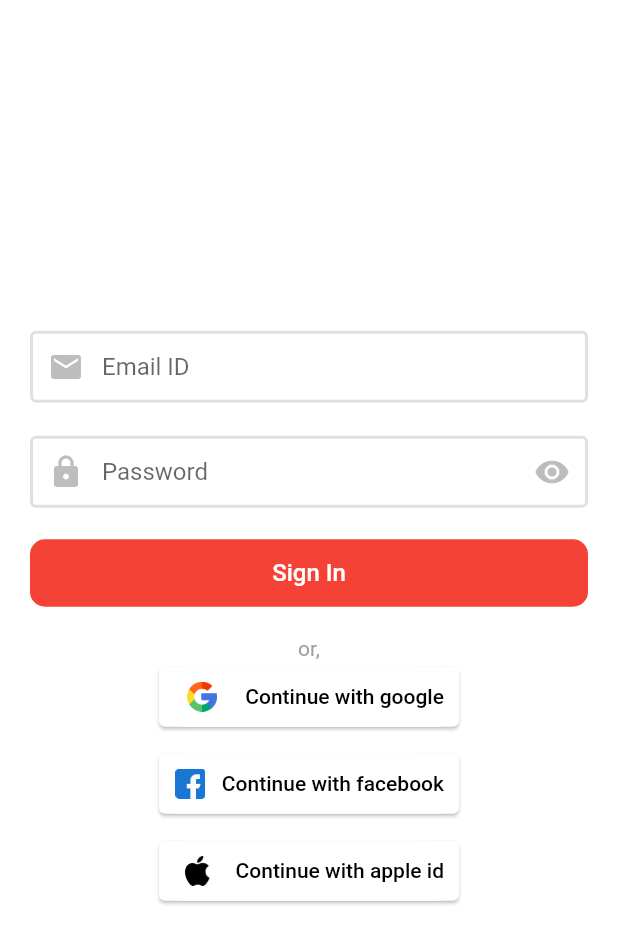
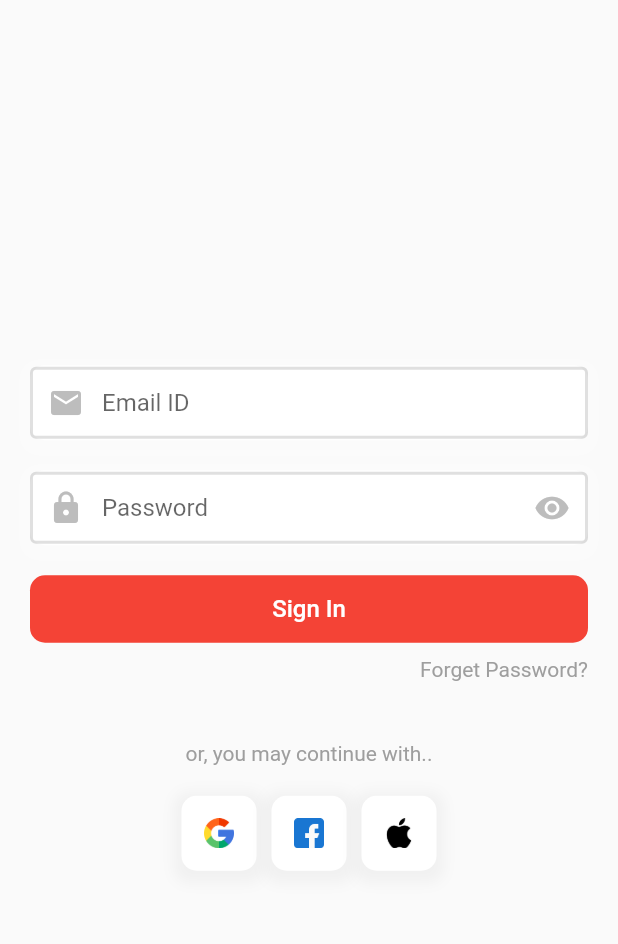
Before and after one commit to rajoanrahman100/log_in_flutter_ui, a Flutter app: the screen it shows after launch, on a phone screen of 412 x 824 dp. Shown: the top 944 px of the screen. Run offline on Flutter 3.47's test engine with Material 2 defaults, Android fonts, the phone set to English and light mode, and no system bars; our stand-ins replace flutter_signin_button, font_awesome_flutter; missing offline and left inert: beauty_textfield.

Commit message:
log in ui change

```diff
--- /dev/null
+++ b/lib/LogInPageUI.dart
@@ -0,0 +1,114 @@
+import 'dart:ui';
+
+import 'package:flutter/material.dart';
+import 'package:flutter_text_field/main.dart';
+
+class LogInUI extends StatelessWidget {
+  Widget prefixWidget;
+  String hintText;
+  Widget suffixWidget;
+
+  @override
+  Widget build(BuildContext context) {
+    return SafeArea(
+      child: Scaffold(
+        body: Padding(
+          padding: const EdgeInsets.symmetric(horizontal: 20.0),
+          child: Column(
+            mainAxisAlignment: MainAxisAlignment.center,
+            children: [
+              TextFieldWidget(
+                  prefixWidget: Icon(
+                    Icons.email,
+                    color: Colors.grey[400],
+                  ),
+                  hintText: "Email ID"),
+              SizedBox(
+                height: 20.0,
+              ),
+              TextFieldWidget(
+                prefixWidget: Icon(
+                  Icons.lock,
+                  color: Colors.grey[400],
+                ),
+                hintText: "Password",
+                suffixWidget: Icon(
+                  Icons.remove_red_eye,
+                  color: Colors.grey[400],
+                ),
+              ),
+              SizedBox(
+                height: 20.0,
+              ),
+              Container(
+                height: 45.0,
+                width: MediaQuery.of(context).size.width,
+                decoration: BoxDecoration(color: Colors.red, borderRadius: BorderRadius.circular(10.0)),
+                child: Center(
+                  child: Text(
+                    "Sign In",
+                    style: TextStyle(color: Colors.white, fontSize: 16.0, fontWeight: FontWeight.w500),
+                  ),
+                ),
+              ),
+              SizedBox(
+                height: 10.0,
+              ),
+              Align(alignment: Alignment.centerRight,child: Text("Forget Password?",style: TextStyle(color: Colors.grey, fontWeight: FontWeight.w400))),
+              SizedBox(
+                height: 40.0,
+              ),
+              Text("or, you may continue with..", style: TextStyle(color: Colors.grey, fontWeight: FontWeight.w400)),
+              SizedBox(
+                height: 20.0,
+              ),
+              Row(
+                mainAxisAlignment: MainAxisAlignment.center,
+                children: [
+                  OtherSignIn(image: "assets/google.png",),
+                  SizedBox(width: 10.0,),
+                  OtherSignIn(image: "assets/facebook.png",),
+                  SizedBox(width: 10.0,),
+                  OtherSignIn(image: "assets/apple-logo.png",),
+                ],
+              )
+            ],
+          ),
+        ),
+      ),
+    );
+  }
+}
+
+class OtherSignIn extends StatelessWidget {
+
+  String image;
+
+  OtherSignIn({this.image});
+
+  @override
+  Widget build(BuildContext context) {
+    return Container(
+      height: 50.0,
+      width: 50.0,
+      decoration: BoxDecoration(
+          boxShadow: [
+            BoxShadow(
+              color: Colors.grey.withOpacity(0.1),
+              spreadRadius: 5,
+              blurRadius: 7,
+              offset: Offset(0,3), // changes position of shadow
+            ),
+          ],
+          color: Colors.white, borderRadius: BorderRadius.circular(10.0)
+      ),
+      child: Center(
+        child: Image.asset(
+          image,
+          height: 20,
+          width: 20,
+        ),
+      ),
+    );
+  }
+}
--- a/lib/main.dart
+++ b/lib/main.dart
@@ -4,6 +4,8 @@ import 'package:flutter/material.dart';
 import 'package:flutter_signin_button/button_list.dart';
 import 'package:flutter_signin_button/button_view.dart';
 import 'package:font_awesome_flutter/font_awesome_flutter.dart';
+
+import 'LogInPageUI.dart';
 
 void main() {
   runApp(MyApp());
@@ -19,7 +21,7 @@ class MyApp extends StatelessWidget {
         primarySwatch: Colors.blue,
         visualDensity: VisualDensity.adaptivePlatformDensity,
       ),
-      home: MyHomePage(),
+      home: LogInUI(),
     );
   }
 }
```
